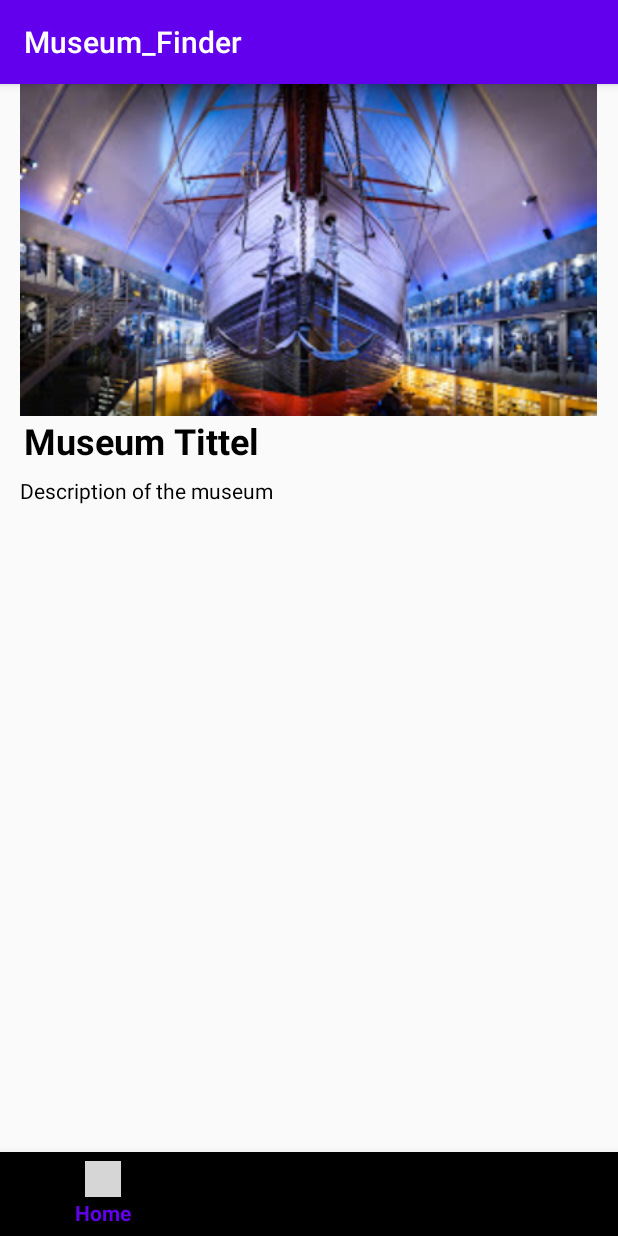
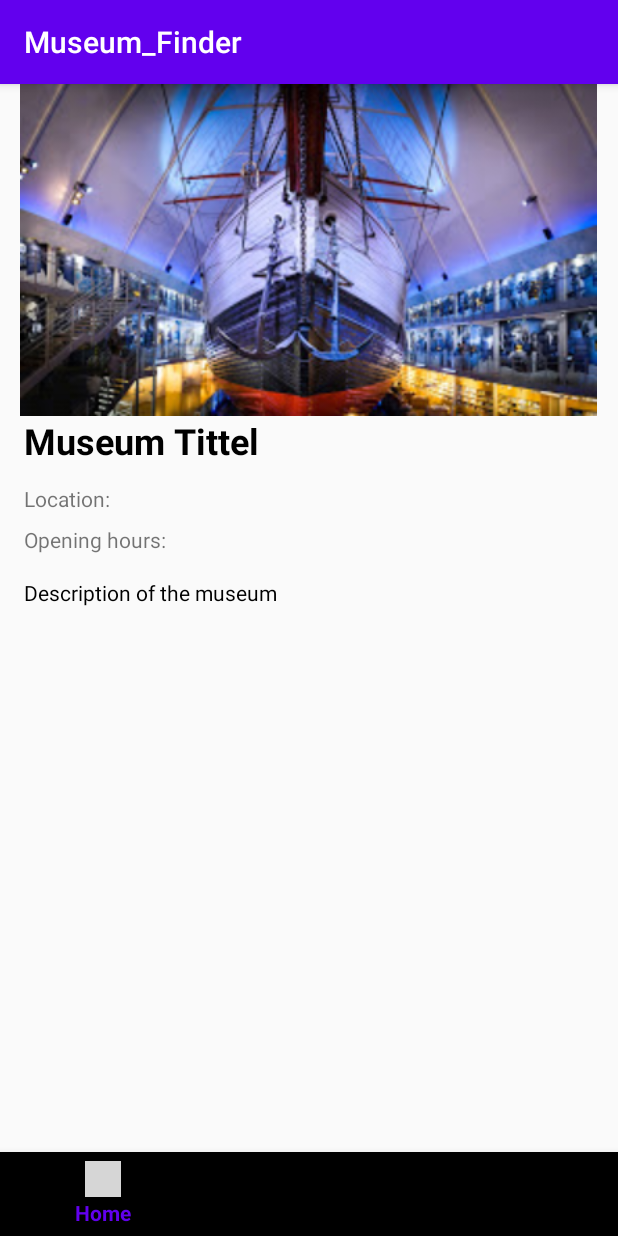
Before and after one commit to blend-i/Museum_Finder, an Android app: the MuseumDetailFragment screen opened through its navigation route, on a phone screen of 412 x 824 dp. Run offline under Robolectric (Android 15) with nearby library versions, the phone set to English and light mode, and no system bars; our stand-ins replace Firebase (no records; nobody signed in at launch, a user with empty details on screens opened directly), navigation-ui; libraries missing offline, so code that uses them is left out: com.firebase.ui; pictures from the network do not load; 8 statements that could not run were skipped; grey boxes are pictures that could not be loaded.

Commit message:
modda litt på design av detailsFragment for å kunne displaye alle informasjon fra et museum

```diff
--- a/app/src/main/java/no/hiof/museum_finder/MuseumDetailFragment.java
+++ b/app/src/main/java/no/hiof/museum_finder/MuseumDetailFragment.java
@@ -30,6 +30,8 @@ public class MuseumDetailFragment extends Fragment {
     private TextView museumTitle;
     private TextView museumDescription;
     private ImageView museumImage;
+    private TextView museumLocation;
+    private TextView museumOpeningHours;
 
 
     public MuseumDetailFragment() {
@@ -48,10 +50,13 @@ public class MuseumDetailFragment extends Fragment {
     public void onViewCreated(@NonNull View view, @Nullable Bundle savedInstanceState) {
         super.onViewCreated(view, savedInstanceState);
 
-        Bundle arguments = getArguments();
         museumTitle = view.findViewById(R.id.museumTitleTextView);
         museumDescription = view.findViewById(R.id.museumDescriptionTextView);
         museumImage = view.findViewById(R.id.imageView);
+        museumLocation = view.findViewById(R.id.locationTextView);
+        museumOpeningHours = view.findViewById(R.id.openingHoursTextView);
+
+        Bundle arguments = getArguments();
         assert arguments != null;
         MuseumDetailFragmentArgs args = MuseumDetailFragmentArgs.fromBundle(arguments);
         //museumTitle.setText(args.getTitle());
@@ -70,8 +75,18 @@ public class MuseumDetailFragment extends Fragment {
                     Museum museum = documentSnapshot.toObject(Museum.class);
                     museum.setUid(documentSnapshot.getId());
 
+                    StringBuilder openingHours = new StringBuilder();
+                    openingHours.append("Opening hours: ");
+                    openingHours.append(museum.getOpeningHours());
+
+                    StringBuilder location = new StringBuilder();
+                    location.append("Location: ");
+                    location.append(museum.getLocation());
+
                     museumTitle.setText(museum.getTitle());
                     museumDescription.setText(museum.getDescription());
+                    museumLocation.setText(location.toString());
+                    museumOpeningHours.setText(openingHours.toString());
 
                     if (museum.getPosterUrl() != null && !museum.getPosterUrl().isEmpty()) {
                         Glide.with(museumImage.getContext())
--- a/app/src/main/res/layout/fragment_museum_detail.xml
+++ b/app/src/main/res/layout/fragment_museum_detail.xml
@@ -33,13 +33,36 @@
 
     <TextView
         android:id="@+id/museumDescriptionTextView"
-        android:layout_width="386dp"
+        android:layout_width="379dp"
         android:layout_height="204dp"
         android:layout_marginStart="16dp"
+        android:layout_marginTop="16dp"
         android:layout_marginEnd="16dp"
         android:text="Description of the museum"
         android:textColor="#000000"
         app:layout_constraintEnd_toEndOf="parent"
+        app:layout_constraintHorizontal_bias="0.0"
+        app:layout_constraintStart_toStartOf="parent"
+        app:layout_constraintTop_toBottomOf="@+id/openingHoursTextView" />
+
+    <TextView
+        android:id="@+id/locationTextView"
+        android:layout_width="wrap_content"
+        android:layout_height="wrap_content"
+        android:layout_marginStart="16dp"
+        android:layout_marginTop="5dp"
+        android:text="TextView"
         app:layout_constraintStart_toStartOf="parent"
         app:layout_constraintTop_toBottomOf="@+id/museumTitleTextView" />
+
+    <TextView
+        android:id="@+id/openingHoursTextView"
+        android:layout_width="wrap_content"
+        android:layout_height="wrap_content"
+        android:layout_marginStart="16dp"
+        android:layout_marginTop="8dp"
+        android:text="TextView"
+        app:layout_constraintStart_toStartOf="parent"
+        app:layout_constraintTop_toBottomOf="@+id/locationTextView" />
+
 </androidx.constraintlayout.widget.ConstraintLayout>
```
